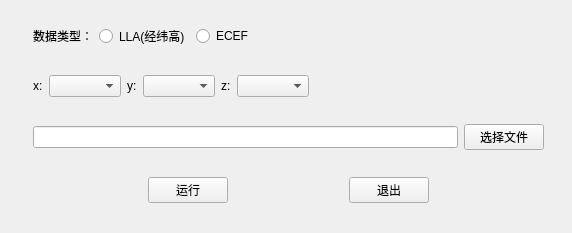
Lain928/MachineLearning, file test_pyqt5/ui/untitled.ui: the form before one commit.
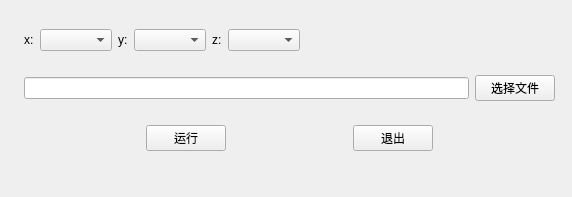
The form after the commit.

```diff
--- a/test_pyqt5/ui/untitled.ui
+++ b/test_pyqt5/ui/untitled.ui
@@ -7,7 +7,7 @@
     <x>0</x>
     <y>0</y>
     <width>572</width>
-    <height>233</height>
+    <height>197</height>
    </rect>
   </property>
   <property name="windowTitle">
@@ -16,51 +16,13 @@
   <widget class="QWidget" name="">
    <property name="geometry">
     <rect>
-     <x>33</x>
-     <y>3</y>
-     <width>511</width>
-     <height>221</height>
+     <x>24</x>
+     <y>11</y>
+     <width>531</width>
+     <height>161</height>
     </rect>
    </property>
    <layout class="QVBoxLayout" name="verticalLayout">
-    <item>
-     <layout class="QHBoxLayout" name="horizontalLayout_3">
-      <item>
-       <widget class="QLabel" name="label">
-        <property name="text">
-         <string>数据类型：</string>
-        </property>
-       </widget>
-      </item>
-      <item>
-       <widget class="QRadioButton" name="radioLLA">
-        <property name="text">
-         <string>LLA(经纬高)</string>
-        </property>
-       </widget>
-      </item>
-      <item>
-       <widget class="QRadioButton" name="radioECEF">
-        <property name="text">
-         <string>ECEF</string>
-        </property>
-       </widget>
-      </item>
-      <item>
-       <spacer name="horizontalSpacer_5">
-        <property name="orientation">
-         <enum>Qt::Horizontal</enum>
-        </property>
-        <property name="sizeHint" stdset="0">
-         <size>
-          <width>40</width>
-          <height>20</height>
-         </size>
-        </property>
-       </spacer>
-      </item>
-     </layout>
-    </item>
     <item>
      <layout class="QHBoxLayout" name="horizontalLayout_4">
       <item>
```
